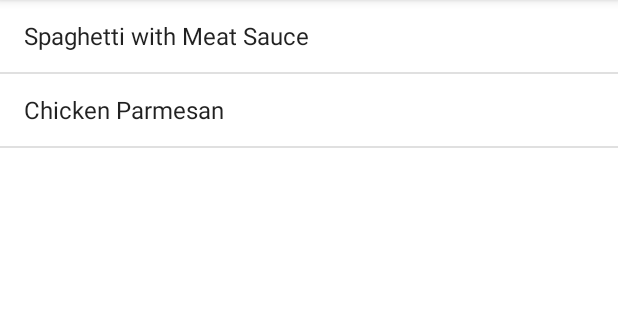
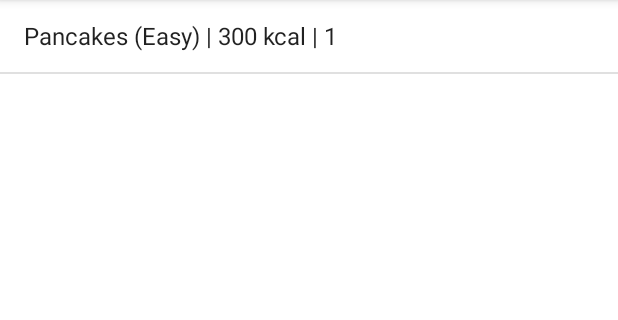
Before and after one commit to AdrianKokot/put-cooking-book, an Android app: the screen it shows after launch (MainActivity), on a phone screen of 412 x 824 dp, the part 84-404 px from its top. Run offline under Robolectric (Android 15) with nearby library versions, the light colour scheme and no system bars; our stand-ins replace Room's generated code.

Commit message:
Add database support

```diff
--- a/app/build.gradle
+++ b/app/build.gradle
@@ -1,6 +1,7 @@
 plugins {
     id 'com.android.application'
-    id 'org.jetbrains.kotlin.android'
+    id 'kotlin-android'
+    id 'kotlin-kapt'
 }
 
 android {
@@ -27,6 +28,11 @@ android {
         sourceCompatibility JavaVersion.VERSION_1_8
         targetCompatibility JavaVersion.VERSION_1_8
     }
+
+    packagingOptions {
+        exclude 'META-INF/atomicfu.kotlin_module'
+    }
+
     kotlinOptions {
         jvmTarget = '1.8'
     }
@@ -41,4 +47,14 @@ dependencies {
     testImplementation 'junit:junit:4.13.2'
     androidTestImplementation 'androidx.test.ext:junit:1.1.5'
     androidTestImplementation 'androidx.test.espresso:espresso-core:3.5.1'
+
+    def room_version = "2.5.1"
+
+    implementation "androidx.room:room-runtime:$room_version"
+    annotationProcessor "androidx.room:room-compiler:$room_version"
+
+    // To use Kotlin annotation processing tool (kapt)
+    kapt "androidx.room:room-compiler:$room_version"
+    // To use Kotlin Symbol Processing (KSP)
+//    ksp "androidx.room:room-compiler:$room_version"
 }
--- a/app/src/main/java/com/example/cookingbook/MainActivity.kt
+++ b/app/src/main/java/com/example/cookingbook/MainActivity.kt
@@ -11,18 +11,18 @@ class MainActivity : AppCompatActivity(), RecipeListFragment.Companion.Listener
         setContentView(R.layout.activity_main)
     }
 
-    override fun itemClicked(id: Long) {
+    override fun itemClicked(id: Int) {
         val fragmentContainer = findViewById<View>(R.id.fragment_container)
 
         if (fragmentContainer != null) {
             val transaction = supportFragmentManager.beginTransaction()
-            transaction.replace(R.id.fragment_container, RecipeDetailFragment.newInstance(id.toInt()))
+            transaction.replace(R.id.fragment_container, RecipeDetailFragment.newInstance(id))
             transaction.addToBackStack(null)
             transaction.setTransition(androidx.fragment.app.FragmentTransaction.TRANSIT_FRAGMENT_FADE)
             transaction.commit()
         } else {
             val intent = Intent(this, DetailActivity::class.java)
-            intent.putExtra(DetailActivity.RECIPE_ID, id.toInt())
+            intent.putExtra(DetailActivity.RECIPE_ID, id)
             startActivity(intent)
         }
     }
--- a/app/src/main/java/com/example/cookingbook/RecipeDetailFragment.kt
+++ b/app/src/main/java/com/example/cookingbook/RecipeDetailFragment.kt
@@ -3,16 +3,18 @@ package com.example.cookingbook
 import android.os.Bundle
 import android.widget.TextView
 import androidx.fragment.app.Fragment
+import com.example.cookingbook.data.AppDatabase
+import com.example.cookingbook.data.RecipeWithStepsAndIngredients
 import com.example.cookingbook.models.Recipe
 import com.example.cookingbook.models.RecipeList
 
 class RecipeDetailFragment : Fragment(R.layout.fragment_recipe_detail) {
-    private var recipe: Recipe? = null
+    private var recipe: RecipeWithStepsAndIngredients? = null
     private var recipeId: Int? = null
 
     fun setRecipeId(id: Int) {
         this.recipeId = id
-        this.recipe = RecipeList.recipes[id]
+        this.recipe = AppDatabase.getDatabase(requireContext()).recipeDao().getRecipe(id)
     }
 
     override fun onStart() {
@@ -25,9 +27,9 @@ class RecipeDetailFragment : Fragment(R.layout.fragment_recipe_detail) {
             return
         }
 
-        view.findViewById<TextView>(R.id.recipe_name).text = recipe.name
-        view.findViewById<TextView>(R.id.recipe_difficulty).text = recipe.difficulty
-        view.findViewById<TextView>(R.id.cooking_steps).text = recipe.cookingSteps.joinToString("\n")
+        view.findViewById<TextView>(R.id.recipe_name).text = recipe.recipe.name
+        view.findViewById<TextView>(R.id.recipe_difficulty).text = recipe.recipe.difficulty
+        view.findViewById<TextView>(R.id.cooking_steps).text = recipe.steps.joinToString("\n")
         view.findViewById<TextView>(R.id.ingredients).text = recipe.ingredients.joinToString("\n")
     }
 
--- a/app/src/main/java/com/example/cookingbook/RecipeListFragment.kt
+++ b/app/src/main/java/com/example/cookingbook/RecipeListFragment.kt
@@ -8,13 +8,14 @@ import android.view.ViewGroup
 import android.widget.ArrayAdapter
 import android.widget.ListView
 import androidx.fragment.app.ListFragment
-import com.example.cookingbook.models.RecipeList
+import com.example.cookingbook.data.AppDatabase
+import com.example.cookingbook.data.Recipe
 
 class RecipeListFragment : ListFragment() {
 
     companion object {
         interface Listener {
-            fun itemClicked(id: Long)
+            fun itemClicked(id: Int)
         }
     }
 
@@ -24,8 +25,9 @@ class RecipeListFragment : ListFragment() {
         inflater: LayoutInflater, container: ViewGroup?,
         savedInstanceState: Bundle?
     ): View? {
-        val names = RecipeList.recipes.map { x -> x.name }.toList()
-        listAdapter = ArrayAdapter(inflater.context, android.R.layout.simple_list_item_1, names)
+        val list = AppDatabase.getDatabase(requireContext()).recipeDao().getAll()
+
+        listAdapter = ArrayAdapter(inflater.context, android.R.layout.simple_list_item_1, list)
 
         return super.onCreateView(inflater, container, savedInstanceState)
     }
@@ -38,6 +40,6 @@ class RecipeListFragment : ListFragment() {
     override fun onListItemClick(l: ListView, v: View, position: Int, id: Long) {
         super.onListItemClick(l, v, position, id)
 
-        this.listener?.itemClicked(id)
+        this.listener?.itemClicked((l.getItemAtPosition(position) as Recipe).uid)
     }
 }
--- /dev/null
+++ b/app/src/main/java/com/example/cookingbook/data/Database.kt
@@ -0,0 +1,142 @@
+package com.example.cookingbook.data
+
+import android.content.Context
+import androidx.room.*
+import androidx.sqlite.db.SupportSQLiteDatabase
+import java.util.concurrent.Executors
+
+@Entity
+data class RecipeStep(
+    val recipeId: Int, val content: String, val order: Int,
+    @PrimaryKey(autoGenerate = true) val uid: Int = 0,
+)
+
+@Entity
+data class RecipeIngredient(
+    val recipeId: Int,
+    val name: String,
+    val amount: Double,
+    val unit: String,
+    val comment: String,
+    @PrimaryKey(autoGenerate = true) val uid: Int = 0,
+)
+
+@Entity
+data class Recipe(
+    val name: String,
+    val difficulty: String,
+    val cookingTime: Int,
+    val servingSize: Int,
+    val calories: Int,
+    @PrimaryKey(autoGenerate = true) val uid: Int = 0,
+) {
+    override fun toString(): String {
+        return "%s (%s) | %d kcal | %d".format(name, difficulty, calories, uid)
+    }
+}
+
+data class RecipeWithStepsAndIngredients(
+    @Embedded val recipe: Recipe, @Relation(
+        entity = RecipeStep::class, parentColumn = "uid", entityColumn = "recipeId"
+    ) val steps: List<RecipeStep>, @Relation(
+        entity = RecipeIngredient::class, parentColumn = "uid", entityColumn = "recipeId"
+    ) val ingredients: List<RecipeIngredient>
+)
+
+@Dao
+interface RecipeDao {
+    @Query("SELECT * FROM recipe")
+    fun getAll(): List<Recipe>
+
+    @Transaction
+    @Query("SELECT * FROM recipe WHERE uid = :recipeId")
+    fun getRecipe(recipeId: Int): RecipeWithStepsAndIngredients
+
+    @Transaction
+    @Insert(onConflict = OnConflictStrategy.REPLACE)
+    fun insert(recipe: Recipe, steps: List<RecipeStep>, ingredients: List<RecipeIngredient>)
+
+    @Transaction
+    @Insert(onConflict = OnConflictStrategy.REPLACE)
+    fun insert(steps: List<RecipeStep>, ingredients: List<RecipeIngredient>)
+
+
+    @Transaction
+    @Insert(onConflict = OnConflictStrategy.REPLACE)
+    fun insert(recipe: Recipe): Long
+}
+
+@Database(entities = [Recipe::class, RecipeStep::class, RecipeIngredient::class], version = 1, exportSchema = false)
+abstract class AppDatabase : RoomDatabase() {
+    abstract fun recipeDao(): RecipeDao
+
+    companion object {
+        private fun seedDatabaseCallback(context: Context): Callback {
+            return object : Callback() {
+                override fun onCreate(db: SupportSQLiteDatabase) {
+                    super.onCreate(db)
+
+                    Executors.newSingleThreadExecutor().execute {
+                        val recipeDao = getDatabase(context).recipeDao()
+
+                        var recipe = Recipe(
+                            "Pancakes", "Easy", 30, 4, 300
+                        )
+                        var id = recipeDao.insert(recipe).toInt()
+
+                        var ingredients = listOf(
+                            RecipeIngredient(id, "Flour", 1.0, "cup", ""),
+                            RecipeIngredient(id, "Milk", 1.0, "cup", ""),
+                            RecipeIngredient(id, "Eggs", 2.0, "", ""),
+                            RecipeIngredient(id, "Sugar", 1.0, "tbsp", ""),
+                            RecipeIngredient(id, "Salt", 1.0, "tsp", ""),
+                            RecipeIngredient(id, "Baking powder", 1.0, "tsp", ""),
+                            RecipeIngredient(id, "Butter", 1.0, "tbsp", "")
+                        )
+
+                        var steps = listOf(
+                            RecipeStep(id, "Mix all ingredients", 0),
+                            RecipeStep(id, "Cook on a pan", 1)
+                        )
+
+                        recipeDao.insert(steps, ingredients)
+
+                        val recipe2 = Recipe(
+                            "Pasta", "Easy", 30, 4, 300
+                        )
+                        val id2 = recipeDao.insert(recipe2).toInt()
+                        val ingredients2 = listOf(
+                            RecipeIngredient(id2, "Pasta", 1.0, "cup", ""),
+                            RecipeIngredient(id2, "Tomato sauce", 1.0, "cup", ""),
+                            RecipeIngredient(id2, "Cheese", 1.0, "cup", ""),
+                            RecipeIngredient(id2, "Salt", 1.0, "tsp", ""),
+                            RecipeIngredient(id2, "Pepper", 1.0, "tsp", "")
+                        )
+
+                        val steps2 = listOf(
+                            RecipeStep(id2, "Cook pasta", 0),
+                            RecipeStep(id2, "Add tomato sauce", 1),
+                            RecipeStep(id2, "Add cheese", 2)
+                        )
+
+                        recipeDao.insert(steps2, ingredients2)
+                    }
+                }
+            }
+        }
+
+        @Volatile
+        private var INSTANCE: AppDatabase? = null
+
+        fun getDatabase(context: Context): AppDatabase {
+            return INSTANCE ?: synchronized(this) {
+                val instance = Room.databaseBuilder(
+                    context.applicationContext, AppDatabase::class.java, "cooking-book-database.db"
+                ).allowMainThreadQueries().addCallback(seedDatabaseCallback(context)).build()
+                INSTANCE = instance
+
+                instance
+            }
+        }
+    }
+}
```
